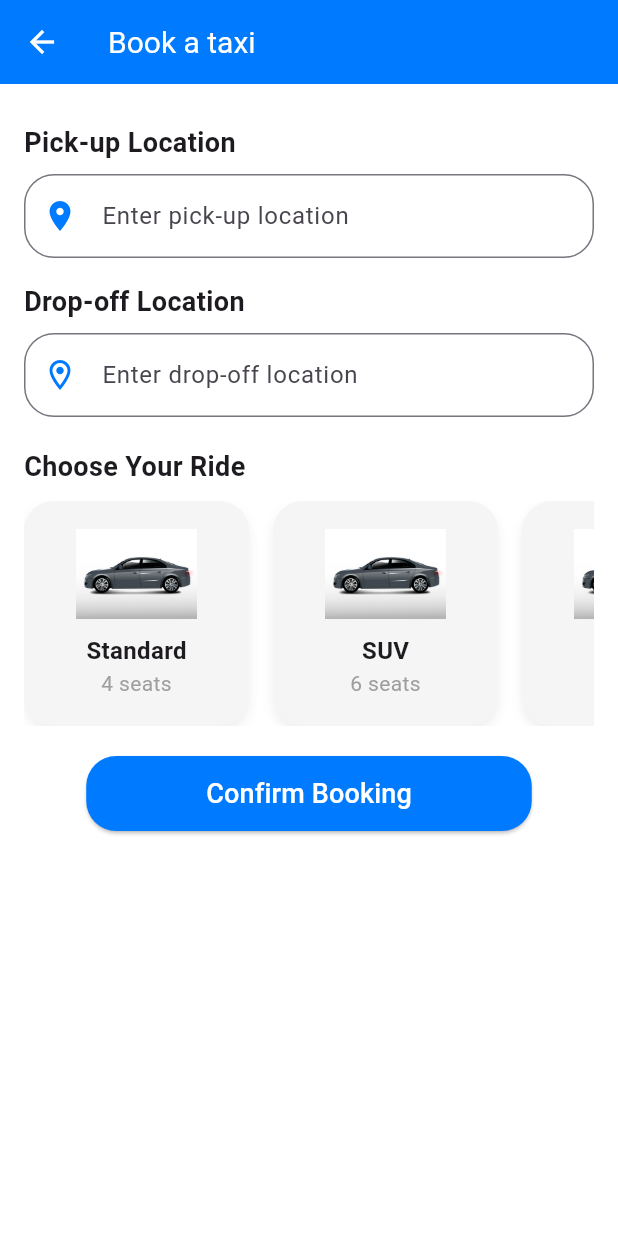
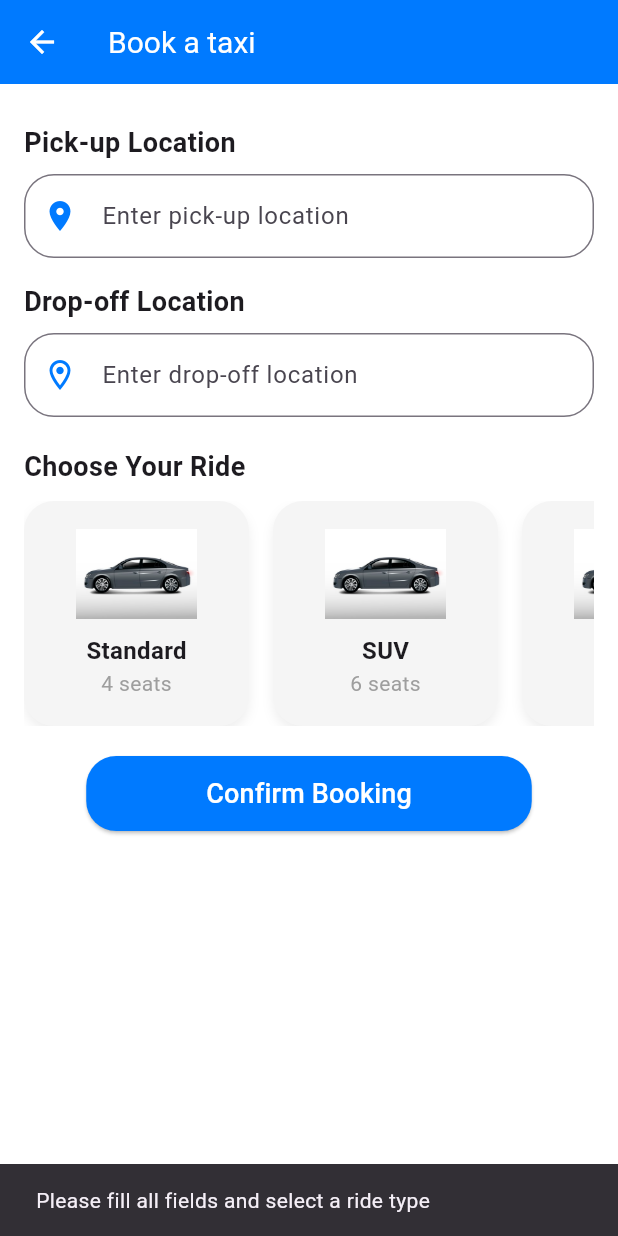
Before and after one commit to gayanasena/TravelSerendib, a Flutter app: the BookATaxiView screen opened directly, after a tap on "Confirm Booking", on a phone screen of 412 x 824 dp. Run offline on Flutter 3.47's test engine with Material 3 defaults, Android fonts, the phone set to English and light mode, and no system bars; our stand-ins replace carousel_slider, connectivity_plus, equatable, firebase_auth, firebase_core, firebase_database and 9 more; missing offline and left inert: translator; accounts and stored records are empty; Roboto replaces fonts that are missing (graphik_medium_500); project files that could hold a hidden picture were left out.

Commit message:
Taxi booking completed.

```diff
--- /dev/null
+++ b/lib/features/home/data/model/taxi_booking_model.dart
@@ -0,0 +1,83 @@
+// ignore_for_file: public_member_api_docs, sort_constructors_first
+import 'dart:convert';
+
+class TaxiBookingModel {
+  late String userId;
+  late String pickupLocation;
+  late String dropLocation;
+  late String rideType;
+  late String dateTime;
+  TaxiBookingModel({
+    required this.userId,
+    required this.pickupLocation,
+    required this.dropLocation,
+    required this.rideType,
+    required this.dateTime,
+  });
+
+  TaxiBookingModel copyWith({
+    String? userId,
+    String? pickupLocation,
+    String? dropLocation,
+    String? rideType,
+    String? dateTime,
+  }) {
+    return TaxiBookingModel(
+      userId: userId ?? this.userId,
+      pickupLocation: pickupLocation ?? this.pickupLocation,
+      dropLocation: dropLocation ?? this.dropLocation,
+      rideType: rideType ?? this.rideType,
+      dateTime: dateTime ?? this.dateTime,
+    );
+  }
+
+  Map<String, dynamic> toMap() {
+    return <String, dynamic>{
+      'userId': userId,
+      'pickupLocation': pickupLocation,
+      'dropLocation': dropLocation,
+      'rideType': rideType,
+      'dateTime': dateTime,
+    };
+  }
+
+  factory TaxiBookingModel.fromMap(Map<String, dynamic> map) {
+    return TaxiBookingModel(
+      userId: map['userId'] as String,
+      pickupLocation: map['pickupLocation'] as String,
+      dropLocation: map['dropLocation'] as String,
+      rideType: map['rideType'] as String,
+      dateTime: map['dateTime'] as String,
+    );
+  }
+
+  String toJson() => json.encode(toMap());
+
+  factory TaxiBookingModel.fromJson(String source) =>
+      TaxiBookingModel.fromMap(json.decode(source) as Map<String, dynamic>);
+
+  @override
+  String toString() {
+    return 'TaxiBookingModel(userId: $userId, pickupLocation: $pickupLocation, dropLocation: $dropLocation, rideType: $rideType, dateTime: $dateTime)';
+  }
+
+  @override
+  bool operator ==(covariant TaxiBookingModel other) {
+    if (identical(this, other)) return true;
+
+    return other.userId == userId &&
+        other.pickupLocation == pickupLocation &&
+        other.dropLocation == dropLocation &&
+        other.rideType == rideType &&
+        other.dateTime == dateTime;
+  }
+
+  @override
+  int get hashCode {
+    return userId.hashCode ^
+        pickupLocation.hashCode ^
+        dropLocation.hashCode ^
+        rideType.hashCode ^
+        dateTime.hashCode;
+  }
+}
--- a/lib/features/home/presentation/pages/book_a_taxi_view.dart
+++ b/lib/features/home/presentation/pages/book_a_taxi_view.dart
@@ -1,9 +1,32 @@
+// ignore_for_file: library_private_types_in_public_api
+
 import 'package:flutter/material.dart';
 import 'package:travelapp/core/resources/colors.dart';
 import 'package:travelapp/core/resources/text_styles.dart';
+import 'package:travelapp/features/home/data/Services/firebase_services.dart';
+import 'package:travelapp/features/home/data/model/taxi_booking_model.dart';
+import 'package:travelapp/routes/routes_extension.dart';
 
-class BookATaxiView extends StatelessWidget {
+class BookATaxiView extends StatefulWidget {
   const BookATaxiView({super.key});
+
+  @override
+  _BookATaxiViewState createState() => _BookATaxiViewState();
+}
+
+class _BookATaxiViewState extends State<BookATaxiView> {
+  final TextEditingController _pickupController = TextEditingController();
+  final TextEditingController _dropOffController = TextEditingController();
+
+  late FirebaseServices firebaseServices;
+
+  String? _selectedRideType;
+
+  @override
+  void initState() {
+    firebaseServices = FirebaseServices();
+    super.initState();
+  }
 
   @override
   Widget build(BuildContext context) {
@@ -33,6 +56,7 @@ class BookATaxiView extends StatelessWidget {
               ),
               const SizedBox(height: 8),
               TextField(
+                controller: _pickupController,
                 decoration: InputDecoration(
                   prefixIcon:
                       const Icon(Icons.location_on, color: primaryColor),
@@ -51,6 +75,7 @@ class BookATaxiView extends StatelessWidget {
               ),
               const SizedBox(height: 8),
               TextField(
+                controller: _dropOffController,
                 decoration: InputDecoration(
                   prefixIcon: const Icon(Icons.location_on_outlined,
                       color: primaryColor),
@@ -94,7 +119,7 @@ class BookATaxiView extends StatelessWidget {
                     backgroundColor: primaryColor,
                   ),
                   onPressed: () {
-                    // Booking confirmation logic
+                    _confirmBooking();
                   },
                   child: const Text(
                     "Confirm Booking",
@@ -111,13 +136,21 @@ class BookATaxiView extends StatelessWidget {
 
   // Ride Option Widget
   Widget _rideOption(String type, String seats, String assetPath) {
-    return Padding(
+    return GestureDetector(
+      onTap: () {
+        setState(() {
+          _selectedRideType = type;
+        });
+      },
+      child: Padding(
         padding: const EdgeInsets.only(right: 16),
         child: Container(
           height: 150,
           width: 150,
           decoration: BoxDecoration(
-          color: Colors.grey.shade100,
+            color: _selectedRideType == type
+                ? Colors.blue.shade100
+                : Colors.grey.shade100,
             borderRadius: BorderRadius.circular(20),
             boxShadow: [
               BoxShadow(
@@ -134,7 +167,8 @@ class BookATaxiView extends StatelessWidget {
               const SizedBox(height: 10),
               Text(
                 type,
-              style: const TextStyle(fontWeight: FontWeight.bold, fontSize: 16),
+                style:
+                    const TextStyle(fontWeight: FontWeight.bold, fontSize: 16),
               ),
               Text(
                 seats,
@@ -143,6 +177,43 @@ class BookATaxiView extends StatelessWidget {
             ],
           ),
         ),
+      ),
     );
   }
+
+  // Confirm Booking and send data to Firebase
+  void _confirmBooking() {
+    String pickupLocation = _pickupController.text;
+    String dropOffLocation = _dropOffController.text;
+
+    if (pickupLocation.isEmpty ||
+        dropOffLocation.isEmpty ||
+        _selectedRideType == null) {
+      // Show error message if any field is empty
+      ScaffoldMessenger.of(context).showSnackBar(
+        const SnackBar(
+            content: Text("Please fill all fields and select a ride type")),
+      );
+      return;
     }
+
+    // Prepare data to be sent to Firebase
+    TaxiBookingModel bookingData = TaxiBookingModel(
+        userId: '',
+        pickupLocation: pickupLocation,
+        dropLocation: dropOffLocation,
+        rideType: _selectedRideType ?? 'Standard',
+        dateTime: DateTime.now().toString());
+
+    // Send data to Firebase
+    firebaseServices.saveBookingData(bookingModel: bookingData);
+
+    // Show confirmation
+    ScaffoldMessenger.of(context).showSnackBar(
+      const SnackBar(
+          content: Text("Booking Confirmed!"), backgroundColor: Colors.green),
+    );
+
+    context.popScreen();
+  }
+}
--- a/lib/features/home/presentation/pages/home_screen.dart
+++ b/lib/features/home/presentation/pages/home_screen.dart
@@ -7,11 +7,9 @@ import 'package:smooth_page_indicator/smooth_page_indicator.dart';
 import 'package:travelapp/core/resources/colors.dart';
 import 'package:travelapp/core/resources/dimens.dart';
 import 'package:travelapp/core/resources/text_styles.dart';
-import 'package:travelapp/features/common/cubit/connectivity_cubit/connectivity_cubit.dart';
 import 'package:travelapp/features/common/cubit/custom_loading/custom_loading_cubit.dart';
 import 'package:travelapp/features/common/widgets/custom_loading.dart';
 import 'package:travelapp/features/home/data/Services/firebase_services.dart';
-import 'package:travelapp/features/home/data/model/carousel_model.dart';
 import 'package:travelapp/features/home/data/model/detail_model.dart';
 import 'package:travelapp/features/home/presentation/cubit/cubit/page_indicator_cubit.dart';
 import 'package:travelapp/features/home/presentation/pages/user_profile_view.dart';
```
Also changed, not shown: lib/features/home/data/Services/firebase_services.dart (+25 -6 lines). Lines whose indentation alone changed are shown as unchanged.
